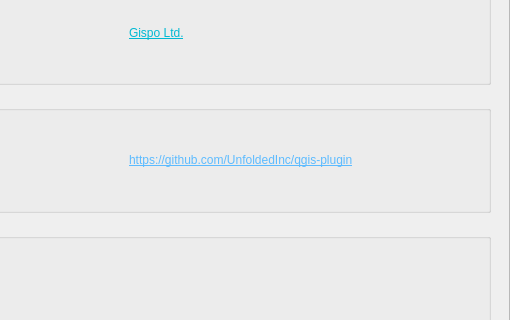
foursquare/qgis-plugin, file Unfolded/resources/ui/unfolded_dialog.ui: the form before one commit; both pictures show x 417 to 927 and y 189 to 509 of the 927 by 676 pixel window.
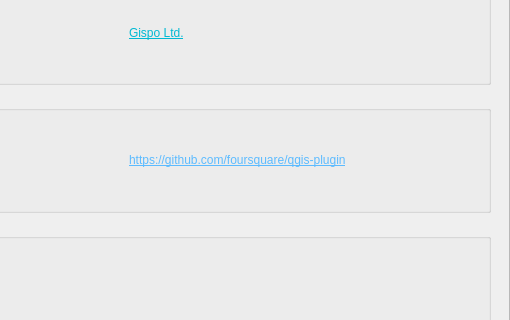
The form after the commit. The open tabs and pages were chosen to show the change. Custom widgets are drawn as their Qt base class.

Commit message: Rename: change Github org

Diff of the .ui file:
```diff
--- a/Unfolded/resources/ui/unfolded_dialog.ui
+++ b/Unfolded/resources/ui/unfolded_dialog.ui
@@ -999,7 +999,7 @@
                            </sizepolicy>
                          </property>
                          <property name="text">
-                           <string>&lt;html&gt;&lt;head/&gt;&lt;body&gt;&lt;p&gt;&lt;a href=&quot;https://github.com/UnfoldedInc/qgis-plugin&quot;&gt;&lt;span style=&quot; text-decoration: underline; color:#5cbbff;&quot;&gt;https://github.com/UnfoldedInc/qgis-plugin&lt;/span&gt;&lt;/a&gt;&lt;span style=&quot; color:#5cbbff;&quot;/&gt;&lt;/p&gt;&lt;/body&gt;&lt;/html&gt;</string>
+                           <string>&lt;html&gt;&lt;head/&gt;&lt;body&gt;&lt;p&gt;&lt;a href=&quot;https://github.com/foursquare/qgis-plugin&quot;&gt;&lt;span style=&quot; text-decoration: underline; color:#5cbbff;&quot;&gt;https://github.com/foursquare/qgis-plugin&lt;/span&gt;&lt;/a&gt;&lt;span style=&quot; color:#5cbbff;&quot;/&gt;&lt;/p&gt;&lt;/body&gt;&lt;/html&gt;</string>
                          </property>
                          <property name="openExternalLinks">
                            <bool>true</bool>
```
The commit also changes 6 other files.
